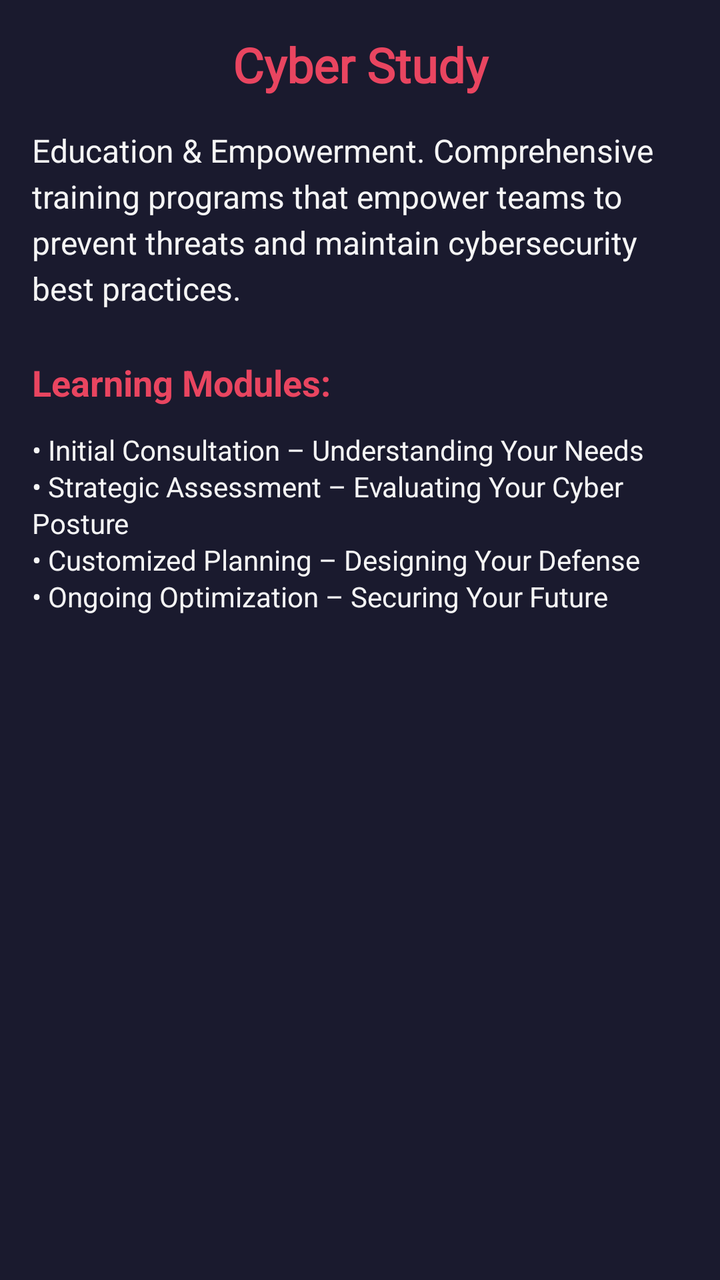
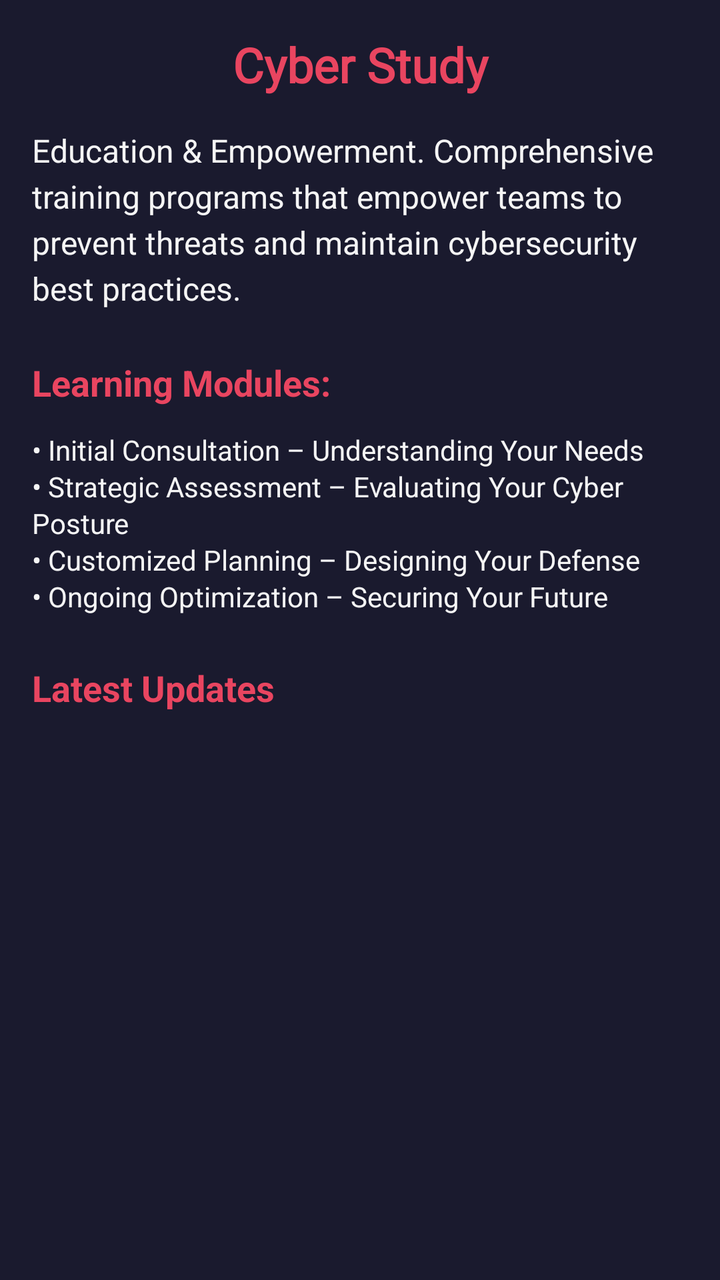

Compare the two renders of this Android layout. The source of the first and the diff that turns it into the second are given below.
<!-- AndroidManifest.xml: application theme Theme.Simurgh -->
<!-- res/layout/fragment_cyber_study.xml -->
<?xml version="1.0" encoding="utf-8"?>
<ScrollView xmlns:android="http://schemas.android.com/apk/res/android"
    android:layout_width="match_parent"
    android:layout_height="match_parent"
    android:background="@color/doctor_cyber_primary"
    android:padding="16dp">

    <LinearLayout
        android:layout_width="match_parent"
        android:layout_height="wrap_content"
        android:orientation="vertical">

        <TextView
            android:id="@+id/title"
            android:layout_width="match_parent"
            android:layout_height="wrap_content"
            android:text="Cyber Study"
            android:textColor="@color/doctor_cyber_highlight"
            android:textSize="24sp"
            android:textStyle="bold"
            android:fontFamily="@font/poppins_bold"
            android:gravity="center"
            android:layout_marginBottom="16dp" />

        <TextView
            android:id="@+id/description"
            android:layout_width="match_parent"
            android:layout_height="wrap_content"
            android:text="Education &amp; Empowerment. Comprehensive training programs that empower teams to prevent threats and maintain cybersecurity best practices."
            android:textColor="@color/doctor_cyber_light"
            android:textSize="16sp"
            android:lineSpacingExtra="4dp"
            android:layout_marginBottom="24dp" />

        <TextView
            android:layout_width="match_parent"
            android:layout_height="wrap_content"
            android:text="Learning Modules:"
            android:textColor="@color/doctor_cyber_highlight"
            android:textSize="18sp"
            android:textStyle="bold"
            android:layout_marginBottom="12dp" />

        <TextView
            android:layout_width="match_parent"
            android:layout_height="wrap_content"
            android:text="• Initial Consultation – Understanding Your Needs\n• Strategic Assessment – Evaluating Your Cyber Posture\n• Customized Planning – Designing Your Defense\n• Ongoing Optimization – Securing Your Future"
            android:textColor="@color/doctor_cyber_light"
            android:textSize="14sp"
            android:lineSpacingExtra="2dp" />

    </LinearLayout>

</ScrollView>
<!-- resources referenced by this layout -->
<resources>
  <color name="doctor_cyber_highlight">#E94560</color>
  <color name="doctor_cyber_light">#F5F5F5</color>
  <color name="doctor_cyber_primary">#1A1A2E</color>
  <style name="Theme.Simurgh" parent="Base.Theme.Simurgh" />
  <style name="Base.Theme.Simurgh" parent="Theme.Material3.DayNight.NoActionBar">
          
          
      </style>
</resources>

<!-- the commit's change to res/layout/fragment_cyber_study.xml (unified diff, before → after) -->
@@ -49,6 +49,23 @@
             android:textSize="14sp"
             android:lineSpacingExtra="2dp" />
 
+        
+        <TextView
+            android:layout_width="wrap_content"
+            android:layout_height="wrap_content"
+            android:text="Latest Updates"
+            android:textColor="@color/doctor_cyber_highlight"
+            android:textSize="18sp"
+            android:textStyle="bold"
+            android:layout_marginTop="24dp"
+            android:layout_marginBottom="8dp" />
+
+        <androidx.recyclerview.widget.RecyclerView
+            android:id="@+id/cyberStudyRecyclerView"
+            android:layout_width="match_parent"
+            android:layout_height="wrap_content"
+            android:nestedScrollingEnabled="false" />
+
     </LinearLayout>
 
 </ScrollView>
